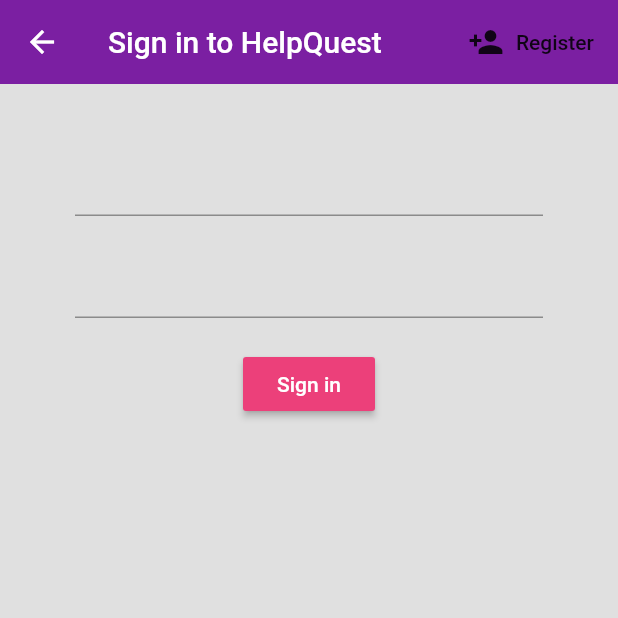
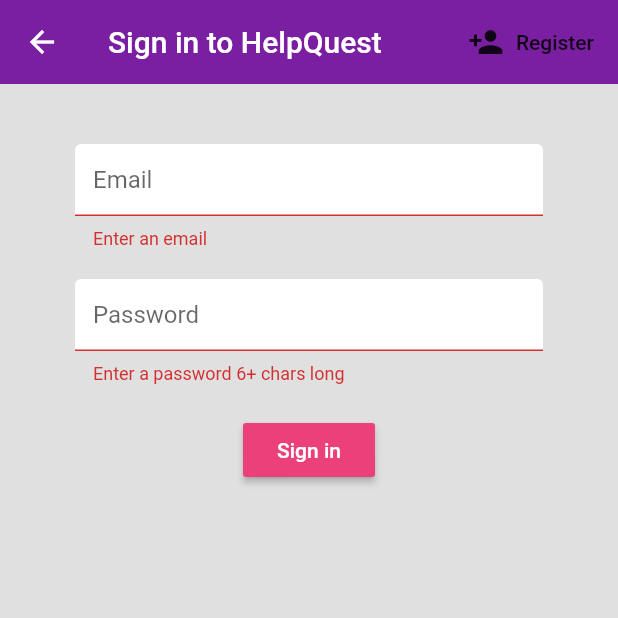
Before and after one commit to maciwid/engineer_project_helpquest, a Flutter app: the SignIn screen opened directly, after a tap on "Sign in", on a phone screen of 412 x 824 dp, the top half of it. Run offline on Flutter 3.47's test engine with Material 2 defaults, Android fonts, the phone set to English and light mode, and no system bars; our stand-ins replace firebase_auth, flutter_spinkit; accounts and stored records are empty.

Commit message:
Added register/sign in functionality

```diff
--- a/lib/screens/authenticate/sign_in.dart
+++ b/lib/screens/authenticate/sign_in.dart
@@ -1,5 +1,7 @@
 import 'package:flutter/material.dart';
 import 'package:helpquest/services/auth.dart';
+import 'package:helpquest/shared/constants.dart';
+import 'package:helpquest/shared/loading.dart';
 
 class SignIn extends StatefulWidget {
   final Function toggleView;
@@ -10,14 +12,17 @@ class SignIn extends StatefulWidget {
 }
 
 class _SignInState extends State<SignIn> {
-
+  final _formKey = GlobalKey<FormState>();
   final AuthService _auth = AuthService();
+  bool loading = false;
   //text field state
   String email = '';
   String password = '';
+  String error = '';
+
   @override
   Widget build(BuildContext context) {
-    return Scaffold(
+    return loading ? Loading() : Scaffold(
       backgroundColor: Colors.grey[300],
       appBar: AppBar(
         backgroundColor: Colors.purple[700],
@@ -35,18 +40,23 @@ class _SignInState extends State<SignIn> {
       body: Container(
         padding: EdgeInsets.symmetric(vertical: 20.0, horizontal: 50.0),
         child: Form(
+            key: _formKey,
           child: Column(
             children: <Widget>[
               SizedBox(height: 20.0),
               TextFormField(
-                onChanged: (val){
+                decoration: textInputDecoration.copyWith(hintText: 'Email'),
+                  validator: (val) => val.isEmpty ? 'Enter an email' : null,
+                  onChanged: (val){
                   setState(()=> email = val);
                 }
               ),
               SizedBox(height: 20.0),
               TextFormField(
-                obscureText: true,
-                onChanged: (val){
+                  decoration: textInputDecoration.copyWith(hintText: 'Password'),
+                  obscureText: true,
+                  validator: (val) => val.length < 6 ? 'Enter a password 6+ chars long' : null,
+                  onChanged: (val){
                   setState(()=> password = val);
                 }
               ),
@@ -58,9 +68,20 @@ class _SignInState extends State<SignIn> {
                   style: TextStyle(color: Colors.white),
                 ),
                 onPressed: () async {
-                  print(email);
-                  print(password);
+                  if(_formKey.currentState.validate()){
+                    setState(() => loading = true);
+                      dynamic result = await _auth.signInWithEmailAndPassword(email, password);
+                   if(result == null){
+                      setState(()=> error = 'Could not sign in with these credentials');
+                      loading = false;
+                    }
+                  }
                 }
+              ),
+              SizedBox(height: 12.0),
+              Text(
+                  error,
+                  style: TextStyle(color: Colors.red, fontSize: 14.0)
               )
             ]
           )
--- a/lib/services/auth.dart
+++ b/lib/services/auth.dart
@@ -26,7 +26,27 @@ class AuthService{
     }
   }
   //login mail
+  Future signInWithEmailAndPassword(String email, String password) async{
+    try{
+      AuthResult result = await _auth.signInWithEmailAndPassword(email: email, password: password);
+      FirebaseUser user = result.user;
+      return _userFromFirebaseUser(user);
+    }catch(e){
+      print(e.toString());
+      return null;
+    }
+  }
   //register mail
+  Future registerWithEmailAndPassword(String email, String password) async{
+    try{
+      AuthResult result = await _auth.createUserWithEmailAndPassword(email: email, password: password);
+      FirebaseUser user = result.user;
+      return _userFromFirebaseUser(user);
+    }catch(e){
+      print(e.toString());
+      return null;
+    }
+  }
   //sign out
 Future signOut() async
 {
--- /dev/null
+++ b/lib/shared/constants.dart
@@ -0,0 +1,12 @@
+import 'package:flutter/material.dart';
+
+const textInputDecoration = InputDecoration(
+  fillColor: Colors.white,
+  filled: true,
+  enabledBorder: OutlineInputBorder(
+      borderSide: BorderSide(color: Colors.white, width: 2.0)
+  ),
+  focusedBorder: OutlineInputBorder(
+      borderSide: BorderSide(color: Colors.deepPurple, width: 2.0)
+  ),
+);
--- a/pubspec.yaml
+++ b/pubspec.yaml
@@ -31,6 +31,7 @@ dependencies:
   firebase_auth: ^0.14.0+5
   cloud_firestore: ^0.12.9+4
   provider: ^3.1.0
+  flutter_spinkit: "^4.1.2"
 
 dev_dependencies:
   flutter_test:
```
Also changed, not shown: lib/screens/authenticate/register.dart (+24 -3 lines), lib/shared/loading.dart (added, +17 -0 lines), pubspec.lock.
